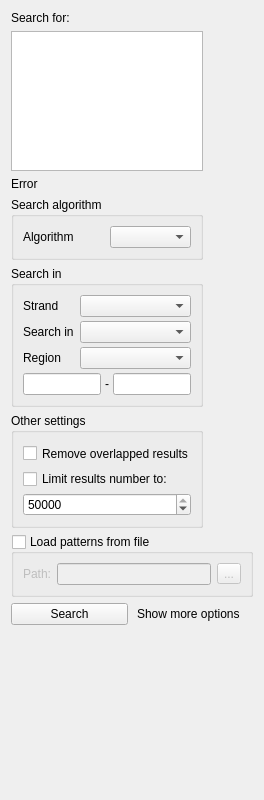
The window that src/corelibs/U2View/src/ov_sequence/find_pattern/ui/FindPatternForm.ui (violethaze74/ugene) describes before a commit, drawn with Qt 5.
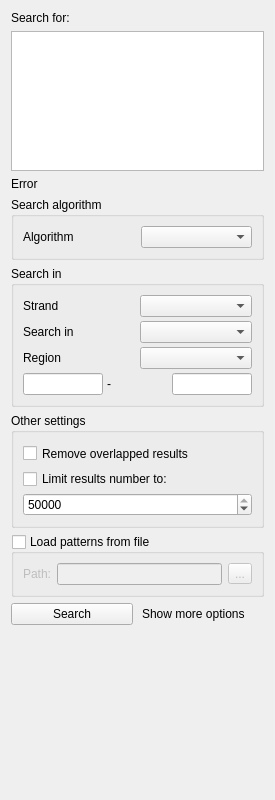
The same window after the commit.

Commit message: DAS options panel widget minor modification; find pattern options panel widget minor layout modification.

Patch:
```diff
--- a/src/corelibs/U2View/src/ov_sequence/find_pattern/ui/FindPatternForm.ui
+++ b/src/corelibs/U2View/src/ov_sequence/find_pattern/ui/FindPatternForm.ui
@@ -6,7 +6,7 @@
    <rect>
     <x>0</x>
     <y>0</y>
-    <width>264</width>
+    <width>275</width>
     <height>800</height>
    </rect>
   </property>
@@ -28,8 +28,30 @@
   <property name="windowTitle">
    <string notr="true">Form</string>
   </property>
-  <layout class="QGridLayout" name="gridLayout_5">
-   <item row="1" column="0" colspan="2">
+  <layout class="QVBoxLayout" name="verticalLayout">
+   <item>
+    <widget class="QLabel" name="searchForLabel">
+     <property name="sizePolicy">
+      <sizepolicy hsizetype="Minimum" vsizetype="Fixed">
+       <horstretch>0</horstretch>
+       <verstretch>0</verstretch>
+      </sizepolicy>
+     </property>
+     <property name="minimumSize">
+      <size>
+       <width>50</width>
+       <height>0</height>
+      </size>
+     </property>
+     <property name="text">
+      <string>Search for:</string>
+     </property>
+     <property name="wordWrap">
+      <bool>false</bool>
+     </property>
+    </widget>
+   </item>
+   <item>
     <widget class="QTextEdit" name="textPattern">
      <property name="sizePolicy">
       <sizepolicy hsizetype="Preferred" vsizetype="Fixed">
@@ -45,7 +67,7 @@
      </property>
      <property name="maximumSize">
       <size>
-       <width>192</width>
+       <width>16777215</width>
        <height>140</height>
       </size>
      </property>
@@ -57,29 +79,7 @@
      </property>
     </widget>
    </item>
-   <item row="0" column="0">
-    <widget class="QLabel" name="searchForLabel">
-     <property name="sizePolicy">
-      <sizepolicy hsizetype="Minimum" vsizetype="Fixed">
-       <horstretch>0</horstretch>
-       <verstretch>0</verstretch>
-      </sizepolicy>
-     </property>
-     <property name="minimumSize">
-      <size>
-       <width>50</width>
-       <height>0</height>
-      </size>
-     </property>
-     <property name="text">
-      <string>Search for:</string>
-     </property>
-     <property name="wordWrap">
-      <bool>false</bool>
-     </property>
-    </widget>
-   </item>
-   <item row="2" column="0">
+   <item>
     <widget class="QLabel" name="lblErrorMessage">
      <property name="text">
       <string notr="true">Error</string>
@@ -89,41 +89,45 @@
      </property>
     </widget>
    </item>
-   <item row="8" column="0" colspan="2">
-    <layout class="QHBoxLayout" name="layoutSearchButton">
-     <property name="spacing">
-      <number>9</number>
+   <item>
+    <widget class="QGroupBox" name="groupAlgorithm">
+     <property name="maximumSize">
+      <size>
+       <width>16777215</width>
+       <height>16777215</height>
+      </size>
      </property>
-     <item>
-      <widget class="QPushButton" name="btnSearch">
-       <property name="text">
-        <string>Search</string>
-       </property>
-      </widget>
-     </item>
-     <item>
-      <widget class="QLabel" name="lblShowMoreLess">
-       <property name="text">
-        <string notr="true">Show more options</string>
-       </property>
-      </widget>
-     </item>
-    </layout>
-   </item>
-   <item row="6" column="0">
-    <layout class="QVBoxLayout" name="layoutAnnots">
-     <property name="spacing">
-      <number>0</number>
+     <property name="title">
+      <string>Search algorithm</string>
      </property>
-     <property name="sizeConstraint">
-      <enum>QLayout::SetDefaultConstraint</enum>
-     </property>
-     <property name="rightMargin">
-      <number>0</number>
-     </property>
-    </layout>
+     <layout class="QGridLayout" name="gridLayout_2">
+      <property name="spacing">
+       <number>6</number>
+      </property>
+      <item row="0" column="0">
+       <widget class="QLabel" name="label">
+        <property name="text">
+         <string>Algorithm</string>
+        </property>
+       </widget>
+      </item>
+      <item row="0" column="1">
+       <widget class="QComboBox" name="boxAlgorithm">
+        <property name="minimumSize">
+         <size>
+          <width>0</width>
+          <height>22</height>
+         </size>
+        </property>
+       </widget>
+      </item>
+      <item row="1" column="0" colspan="2">
+       <layout class="QVBoxLayout" name="layoutAlgorithmSettings"/>
+      </item>
+     </layout>
+    </widget>
    </item>
-   <item row="4" column="0" colspan="2">
+   <item>
     <widget class="QGroupBox" name="groupSearchIn">
      <property name="sizePolicy">
       <sizepolicy hsizetype="Preferred" vsizetype="Preferred">
@@ -133,7 +137,7 @@
      </property>
      <property name="maximumSize">
       <size>
-       <width>192</width>
+       <width>16777215</width>
        <height>16777215</height>
       </size>
      </property>
@@ -233,11 +237,11 @@
      </layout>
     </widget>
    </item>
-   <item row="5" column="0" colspan="2">
+   <item>
     <widget class="QGroupBox" name="groupOther">
      <property name="maximumSize">
       <size>
-       <width>192</width>
+       <width>16777215</width>
        <height>16777215</height>
       </size>
      </property>
@@ -284,7 +288,14 @@
      </layout>
     </widget>
    </item>
-   <item row="7" column="0" colspan="2">
+   <item>
+    <layout class="QVBoxLayout" name="layoutAnnots">
+     <property name="sizeConstraint">
+      <enum>QLayout::SetDefaultConstraint</enum>
+     </property>
+    </layout>
+   </item>
+   <item>
     <widget class="QGroupBox" name="loadFromFileGroupBox">
      <property name="toolTip">
       <string>Find file with newline-separated patterns</string>
@@ -319,45 +330,28 @@
      </layout>
     </widget>
    </item>
-   <item row="3" column="0" colspan="2">
-    <widget class="QGroupBox" name="groupAlgorithm">
-     <property name="maximumSize">
-      <size>
-       <width>192</width>
-       <height>16777215</height>
-      </size>
+   <item>
+    <layout class="QHBoxLayout" name="layoutSearchButton">
+     <property name="spacing">
+      <number>9</number>
      </property>
-     <property name="title">
-      <string>Search algorithm</string>
-     </property>
-     <layout class="QGridLayout" name="gridLayout_2">
-      <property name="spacing">
-       <number>6</number>
-      </property>
-      <item row="0" column="0">
-       <widget class="QLabel" name="label">
-        <property name="text">
-         <string>Algorithm</string>
-        </property>
-       </widget>
-      </item>
-      <item row="0" column="1">
-       <widget class="QComboBox" name="boxAlgorithm">
-        <property name="minimumSize">
-         <size>
-          <width>0</width>
-          <height>22</height>
-         </size>
-        </property>
-       </widget>
-      </item>
-      <item row="1" column="0" colspan="2">
-       <layout class="QVBoxLayout" name="layoutAlgorithmSettings"/>
-      </item>
-     </layout>
-    </widget>
+     <item>
+      <widget class="QPushButton" name="btnSearch">
+       <property name="text">
+        <string>Search</string>
+       </property>
+      </widget>
+     </item>
+     <item>
+      <widget class="QLabel" name="lblShowMoreLess">
+       <property name="text">
+        <string notr="true">Show more options</string>
+       </property>
+      </widget>
+     </item>
+    </layout>
    </item>
-   <item row="9" column="1">
+   <item>
     <spacer name="verticalSpacer">
      <property name="orientation">
       <enum>Qt::Vertical</enum>
```
The commit also changes 8 other files.
